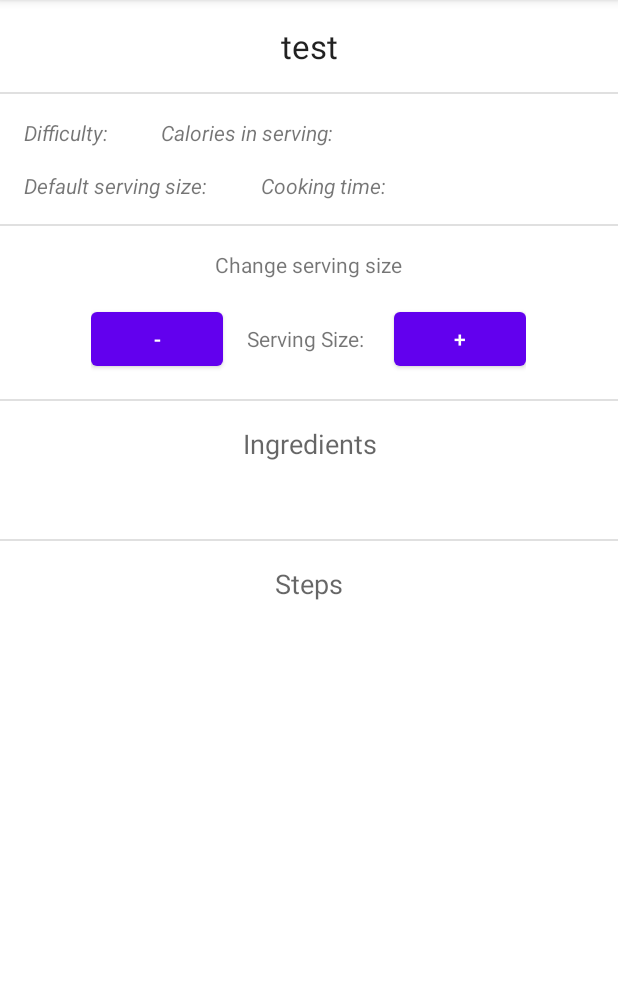
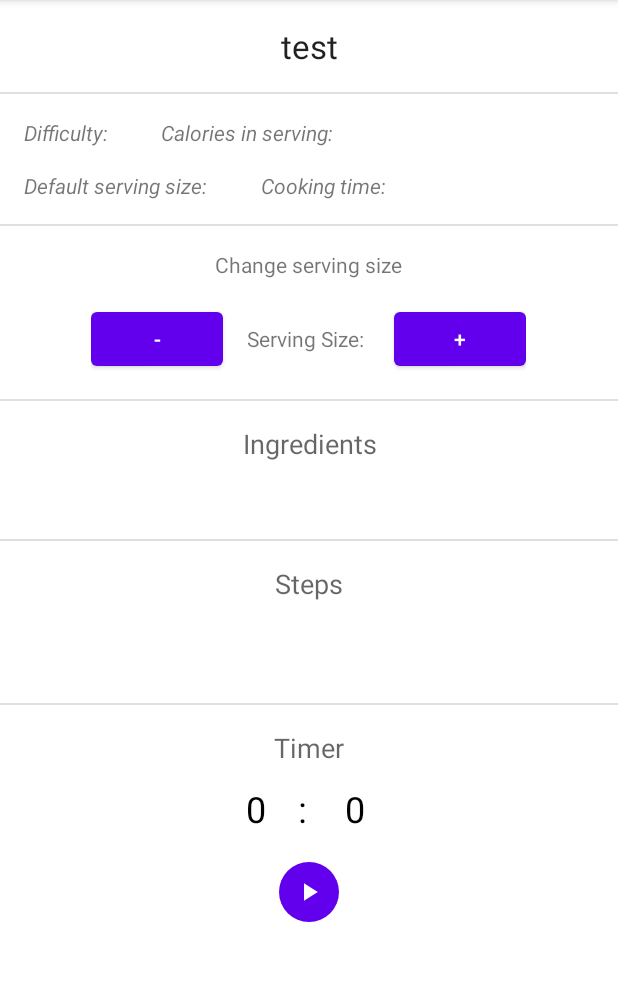
Before and after one commit to AdrianKokot/put-cooking-book, an Android app: the fragment RecipeDetailFragment placed in its activity, on a phone screen of 412 x 824 dp, the part 84-1065 px from its top. Run offline under Robolectric (Android 15) with nearby library versions, the light colour scheme and no system bars; our stand-ins replace Room's generated code.

Commit message:
Add timer fragment

```diff
--- a/app/src/main/AndroidManifest.xml
+++ b/app/src/main/AndroidManifest.xml
@@ -1,6 +1,8 @@
 <?xml version="1.0" encoding="utf-8"?>
 <manifest xmlns:android="http://schemas.android.com/apk/res/android"
           xmlns:tools="http://schemas.android.com/tools">
+
+    <uses-permission android:name="android.permission.VIBRATE"/>
     <application
             android:allowBackup="true"
             android:dataExtractionRules="@xml/data_extraction_rules"
--- a/app/src/main/java/com/example/cookingbook/RecipeDetailFragment.kt
+++ b/app/src/main/java/com/example/cookingbook/RecipeDetailFragment.kt
@@ -49,11 +49,15 @@ class RecipeDetailFragment : Fragment(R.layout.fragment_recipe_detail) {
             return
         }
 
-        var ingredientsFragment = childFragmentManager.findFragmentByTag(INGREDIENT_FRAGMENT_TAG)
+        val ingredientsFragment = childFragmentManager.findFragmentByTag(INGREDIENT_FRAGMENT_TAG)
             ?: IngredientsFragment.newInstance(recipeId ?: -1)
+
+        val timerFragment = childFragmentManager.findFragmentByTag(TIMER_FRAGMENT_TAG)
+            ?: TimerFragment.newInstance()
 
         childFragmentManager.beginTransaction()
             .replace(R.id.ingredients_fragment_container, ingredientsFragment)
+            .replace(R.id.timer_fragment_container, timerFragment)
             .commit()
     }
 
@@ -64,5 +68,6 @@ class RecipeDetailFragment : Fragment(R.layout.fragment_recipe_detail) {
         }
 
         private const val INGREDIENT_FRAGMENT_TAG = "ingredientFragment"
+        private const val TIMER_FRAGMENT_TAG = "timerFragment"
     }
 }
--- /dev/null
+++ b/app/src/main/java/com/example/cookingbook/TimerFragment.kt
@@ -0,0 +1,168 @@
+package com.example.cookingbook
+
+import android.os.Bundle
+import android.os.Handler
+import android.os.Looper
+import android.text.InputFilter
+import android.text.Spanned
+import android.view.LayoutInflater
+import android.view.View
+import android.view.ViewGroup
+import android.widget.Button
+import android.widget.EditText
+import androidx.fragment.app.Fragment
+import com.example.cookingbook.extensions.vibratePhone
+
+private const val ARG_PARAM_SECONDS = "seconds"
+private const val ARG_PARAM_RUNNING = "running"
+private const val ARG_PARAM_WAS_RUNNING = "wasRunning"
+
+class TimerFragment : Fragment() {
+    private var seconds = 0
+    private var running = false
+    private var wasRunning = false
+
+    private lateinit var secondsView: EditText
+    private lateinit var minutesView: EditText
+    private lateinit var startButton: Button
+    private lateinit var stopButton: Button
+    private lateinit var pauseButton: Button
+
+    override fun onCreate(savedInstanceState: Bundle?) {
+        super.onCreate(savedInstanceState)
+
+        savedInstanceState?.let {
+            seconds = it.getInt(ARG_PARAM_SECONDS)
+            running = it.getBoolean(ARG_PARAM_RUNNING)
+            wasRunning = it.getBoolean(ARG_PARAM_WAS_RUNNING)
+        }
+    }
+
+    class MinMaxFilter(private val minValue: Int, private val maxValue: Int) : InputFilter {
+        override fun filter(
+            source: CharSequence,
+            start: Int,
+            end: Int,
+            dest: Spanned,
+            dStart: Int,
+            dEnd: Int
+        ): CharSequence? {
+            try {
+                val input = Integer.parseInt(dest.toString() + source.toString())
+                if (isInRange(minValue, maxValue, input)) {
+                    return null
+                }
+            } catch (e: NumberFormatException) {
+                e.printStackTrace()
+            }
+            return ""
+        }
+
+        private fun isInRange(a: Int, b: Int, c: Int): Boolean {
+            return if (b > a) c in a..b else c in b..a
+        }
+    }
+
+    override fun onCreateView(
+        inflater: LayoutInflater, container: ViewGroup?,
+        savedInstanceState: Bundle?
+    ): View? {
+        val view = inflater.inflate(R.layout.fragment_timer, container, false)
+
+        secondsView = view.findViewById(R.id.timer_seconds)
+        minutesView = view.findViewById(R.id.timer_minutes)
+        startButton = view.findViewById(R.id.start_timer_button)
+        stopButton = view.findViewById(R.id.stop_timer_button)
+        pauseButton = view.findViewById(R.id.pause_timer_button)
+
+        secondsView.filters = arrayOf(MinMaxFilter(0, 59))
+        minutesView.filters = arrayOf(MinMaxFilter(0, 180))
+
+        refreshUIStates()
+        runTimer()
+
+        startButton.setOnClickListener {
+            if (secondsView.text.isEmpty() || minutesView.text.isEmpty()) {
+                return@setOnClickListener
+            }
+
+            seconds = secondsView.text.toString().toInt() + minutesView.text.toString().toInt() * 60
+            if (seconds <= 0) {
+                return@setOnClickListener
+            }
+
+            running = true
+            refreshUIStates()
+        }
+
+        pauseButton.setOnClickListener {
+            running = false
+            refreshUIStates()
+        }
+
+        stopButton.setOnClickListener {
+            running = false
+            seconds = 0
+            secondsView.setText("%02d".format(0))
+            minutesView.setText("%02d".format(0))
+            refreshUIStates()
+        }
+
+        return view
+    }
+
+    private fun stopTimer() {
+        running = false
+        refreshUIStates()
+        vibratePhone(300)
+    }
+
+    private fun refreshUIStates() {
+        secondsView.isEnabled = !running && seconds == 0
+        minutesView.isEnabled = !running && seconds == 0
+        startButton.visibility = if (!running || (!running && seconds > 0)) View.VISIBLE else View.GONE
+        pauseButton.visibility = if (running) View.VISIBLE else View.GONE
+        stopButton.visibility = if (seconds > 0) View.VISIBLE else View.GONE
+    }
+
+    private fun runTimer() {
+        val handler = Handler(Looper.getMainLooper())
+
+        handler.post {
+            if (running && seconds == 0) {
+                stopTimer()
+            } else if (running) {
+                seconds--
+                secondsView.setText("%02d".format(seconds % 60))
+                minutesView.setText("%02d".format(seconds / 60))
+            }
+
+            handler.postDelayed({ runTimer() }, 1000)
+        }
+    }
+
+    override fun onPause() {
+        super.onPause()
+        wasRunning = running
+        running = false
+    }
+
+    override fun onResume() {
+        super.onResume()
+        if (wasRunning) {
+            running = true
+        }
+    }
+
+    override fun onSaveInstanceState(outState: Bundle) {
+        super.onSaveInstanceState(outState)
+        outState.putInt(ARG_PARAM_SECONDS, seconds)
+        outState.putBoolean(ARG_PARAM_RUNNING, running)
+        outState.putBoolean(ARG_PARAM_WAS_RUNNING, wasRunning)
+    }
+
+    companion object {
+        @JvmStatic
+        fun newInstance() = TimerFragment()
+    }
+}
--- /dev/null
+++ b/app/src/main/java/com/example/cookingbook/extensions/Vibrate.kt
@@ -0,0 +1,29 @@
+package com.example.cookingbook.extensions
+
+import android.content.Context
+import android.os.Build
+import android.os.VibrationEffect
+import android.os.Vibrator
+import android.os.VibratorManager
+import androidx.annotation.RequiresApi
+import androidx.core.content.ContextCompat.getSystemService
+import androidx.fragment.app.Fragment
+
+fun Fragment.vibratePhone(milliseconds: Long = 300) {
+    val vib = if (Build.VERSION.SDK_INT >= Build.VERSION_CODES.S) {
+        val vibratorManager =
+            getSystemService(requireContext(), VibratorManager::class.java) as VibratorManager
+        vibratorManager.defaultVibrator
+    } else {
+        @Suppress("DEPRECATION")
+        getSystemService(requireContext(), Vibrator::class.java) as Vibrator
+    }
+
+    if (Build.VERSION.SDK_INT >= Build.VERSION_CODES.O) {
+        vib.vibrate(VibrationEffect.createOneShot(milliseconds, VibrationEffect.DEFAULT_AMPLITUDE) )
+    }else{
+        @Suppress("DEPRECATION")
+        vib.vibrate(milliseconds)
+    }
+
+}
--- /dev/null
+++ b/app/src/main/res/drawable/baseline_pause_24.xml
@@ -0,0 +1,5 @@
+<vector android:height="24dp" android:tint="#000000"
+    android:viewportHeight="24" android:viewportWidth="24"
+    android:width="24dp" xmlns:android="http://schemas.android.com/apk/res/android">
+    <path android:fillColor="@android:color/white" android:pathData="M6,19h4L10,5L6,5v14zM14,5v14h4L18,5h-4z"/>
+</vector>
--- /dev/null
+++ b/app/src/main/res/drawable/baseline_play_arrow_24.xml
@@ -0,0 +1,5 @@
+<vector android:height="24dp" android:tint="#000000"
+    android:viewportHeight="24" android:viewportWidth="24"
+    android:width="24dp" xmlns:android="http://schemas.android.com/apk/res/android">
+    <path android:fillColor="@android:color/white" android:pathData="M8,5v14l11,-7z"/>
+</vector>
--- /dev/null
+++ b/app/src/main/res/drawable/baseline_stop_24.xml
@@ -0,0 +1,5 @@
+<vector android:height="24dp" android:tint="#000000"
+    android:viewportHeight="24" android:viewportWidth="24"
+    android:width="24dp" xmlns:android="http://schemas.android.com/apk/res/android">
+    <path android:fillColor="@android:color/white" android:pathData="M6,6h12v12H6z"/>
+</vector>
--- a/app/src/main/res/layout/fragment_recipe_detail.xml
+++ b/app/src/main/res/layout/fragment_recipe_detail.xml
@@ -118,6 +118,16 @@
                 android:id="@+id/cooking_steps"
                 android:layout_marginHorizontal="?attr/listPreferredItemPaddingStart"
                 android:layout_marginVertical="?attr/listPreferredItemPaddingStart"/>
+
+        <com.google.android.material.divider.MaterialDivider
+                android:layout_width="match_parent"
+                android:layout_height="wrap_content"
+                android:layout_marginTop="?attr/listPreferredItemPaddingStart"/>
+
+        <FrameLayout
+                android:id="@+id/timer_fragment_container"
+                android:layout_width="match_parent"
+                android:layout_height="wrap_content"/>
     </LinearLayout>
 
 </ScrollView>
--- /dev/null
+++ b/app/src/main/res/layout/fragment_timer.xml
@@ -0,0 +1,87 @@
+<?xml version="1.0" encoding="utf-8"?>
+<LinearLayout xmlns:android="http://schemas.android.com/apk/res/android"
+              xmlns:tools="http://schemas.android.com/tools"
+              android:layout_width="match_parent"
+              android:layout_height="wrap_content"
+              xmlns:app="http://schemas.android.com/apk/res-auto"
+              android:orientation="vertical"
+              android:gravity="center_horizontal"
+              tools:context=".TimerFragment"
+              android:layout_marginVertical="?attr/listPreferredItemPaddingStart">
+
+    <TextView
+            android:layout_width="match_parent"
+            android:layout_height="wrap_content"
+            android:textAlignment="center"
+            android:textAppearance="@style/TextAppearance.AppCompat.Medium"
+            android:text="Timer"
+            />
+
+    <LinearLayout
+            android:layout_width="match_parent"
+            android:layout_height="wrap_content"
+            android:gravity="center_horizontal"
+            android:orientation="horizontal"
+            android:layout_marginVertical="?attr/listPreferredItemPaddingStart">
+
+        <EditText
+                android:layout_width="wrap_content"
+                android:layout_height="wrap_content"
+                android:id="@+id/timer_minutes"
+                android:inputType="time"
+                android:text="0"
+                style="@style/Widget.Material3.MaterialTimePicker.Display.TextInputEditText"
+                android:textAlignment="center"
+                android:textSize="24sp"
+                android:minWidth="32dp"/>
+
+        <TextView
+                android:layout_width="wrap_content"
+                android:layout_height="wrap_content"
+                android:textSize="24sp"
+                style="@style/Widget.Material3.MaterialTimePicker.Display.Divider"
+                android:text=":"/>
+
+        <EditText
+                android:layout_width="wrap_content"
+                android:layout_height="wrap_content"
+                android:id="@+id/timer_seconds"
+                android:inputType="number"
+                style="@style/Widget.Material3.MaterialTimePicker.Display.TextInputEditText"
+                android:textSize="24sp"
+                android:text="0"
+                android:textAlignment="center"
+                android:minWidth="64dp"/>
+
+    </LinearLayout>
+
+    <LinearLayout
+            android:layout_width="match_parent"
+            android:layout_height="wrap_content"
+            android:orientation="horizontal"
+            android:gravity="center_horizontal">
+
+        <Button
+                android:layout_width="wrap_content"
+                android:layout_height="wrap_content"
+                app:icon="@drawable/baseline_play_arrow_24"
+                style="@style/Widget.Material3.Button.IconButton.Filled"
+                android:id="@+id/start_timer_button"/>
+
+        <Button
+                android:layout_width="wrap_content"
+                android:layout_height="wrap_content"
+                app:icon="@drawable/baseline_pause_24"
+                style="@style/Widget.Material3.Button.IconButton.Filled"
+                android:id="@+id/pause_timer_button"/>
+
+        <Button
+                android:layout_width="wrap_content"
+                android:layout_height="wrap_content"
+                app:icon="@drawable/baseline_stop_24"
+                style="@style/Widget.Material3.Button.IconButton.Filled"
+                android:id="@+id/stop_timer_button"/>
+
+    </LinearLayout>
+
+</LinearLayout>
```
